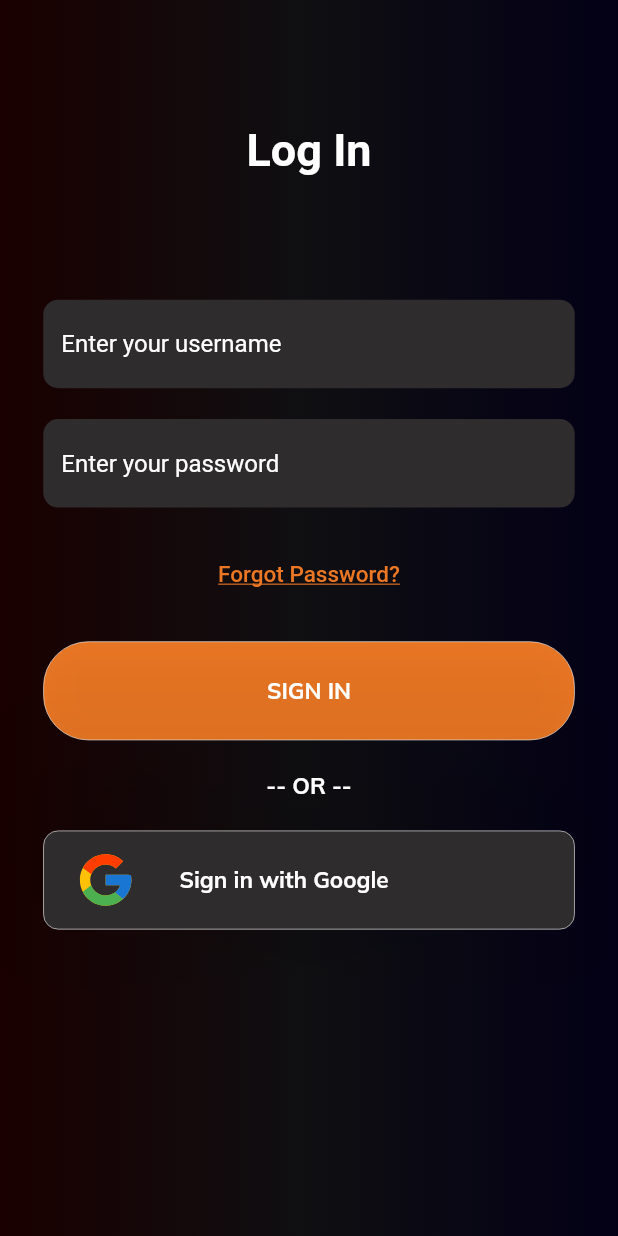
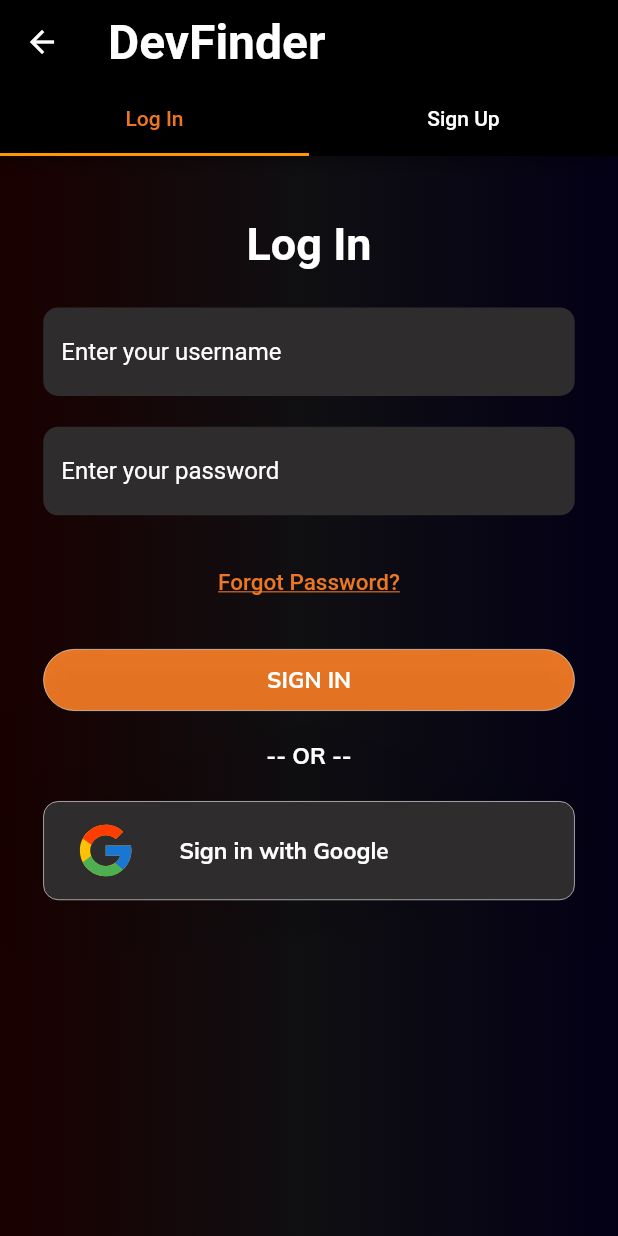
Before and after one commit to NotShrirang/DevFinder-App, a Flutter app: the screen it shows after launch, after a tap on "Get Started", on a phone screen of 412 x 824 dp. Run offline on Flutter 3.47's test engine with Material 2 defaults, Android fonts, the light colour scheme and no system bars; our stand-ins replace animated_text_kit, firebase_auth, flutter_svg, get, get_storage, google_fonts and 5 more; missing offline and left inert: bottom_drawer; accounts and stored records are empty; network calls fail.

Commit message:
feat: add userOnBoarding page

```diff
--- a/lib/main.dart
+++ b/lib/main.dart
@@ -1,4 +1,5 @@
 import 'package:devfinder/const/colorConst.dart';
+import 'package:devfinder/screen/Login/userOnboardingPage.dart';
 import 'package:devfinder/screen/MyProfile/myprofilepage.dart';
 import 'package:devfinder/screen/WelcomePage/welcomePage.dart';
 import 'package:devfinder/screen/Login/loginPage.dart';
@@ -48,6 +49,7 @@ class MyApp extends StatelessWidget {
       routes: {
         '/home': (context) => const MyHomePage(title: 'DevFinder'),
         '/login': (context) => const LoginPage(),
+        '/userOnboarding': (context) => const UserOnboardingPage(),
       },
     );
   }
--- a/lib/screen/HomePage/homePage.dart
+++ b/lib/screen/HomePage/homePage.dart
@@ -2,13 +2,9 @@
 
 import 'package:devfinder/const/colorConst.dart';
 import 'package:devfinder/controller/getStorage.dart';
-import 'package:devfinder/controller/signin.dart';
-import 'package:devfinder/screen/WelcomePage/welcomePage.dart';
 import 'package:devfinder/screen/Developers/developersPage.dart';
 import 'package:devfinder/screen/MyProfile/myprofilepage.dart';
 import 'package:devfinder/screen/ProjectsPage/projectsPage.dart';
-import 'package:devfinder/screen/Login/loginPage.dart';
-import 'package:devfinder/utils/apiCall.dart';
 import 'package:devfinder/widget/containerWidgets.dart';
 import 'package:flutter/material.dart';
 import 'package:get/get.dart';
--- a/lib/screen/Login/loginPage.dart
+++ b/lib/screen/Login/loginPage.dart
@@ -1,16 +1,11 @@
 // ignore_for_file: file_names
 
-import 'package:devfinder/const/apiConst.dart';
-import 'package:devfinder/controller/getStorage.dart';
 import 'package:devfinder/controller/signin.dart';
-import 'package:devfinder/screen/HomePage/homePage.dart';
-import 'package:devfinder/utils/apiCall.dart';
 import 'package:devfinder/widget/containerWidgets.dart';
 import 'package:firebase_auth/firebase_auth.dart';
 import 'package:google_sign_in/google_sign_in.dart';
 import 'package:devfinder/const/colorConst.dart';
 import 'package:devfinder/const/iconConst.dart';
-import 'package:devfinder/screen/WelcomePage/welcomePage.dart';
 import 'package:devfinder/widget/textWidgets.dart';
 import 'package:devfinder/widget/textfieldWidgets.dart';
 import 'package:flutter/material.dart';
@@ -26,12 +21,6 @@ class LoginPage extends StatelessWidget {
   Widget build(BuildContext context) {
     TextEditingController usernameController = TextEditingController();
     TextEditingController passwordController = TextEditingController();
-
-    @override
-    void dispose() {
-      usernameController.dispose();
-      passwordController.dispose();
-    }
 
     GoogleSignIn googleSignIn = GoogleSignIn(
         clientId:
@@ -64,7 +53,7 @@ class LoginPage extends StatelessWidget {
           child: ListView(
         children: [
           SizedBox(
-            height: Get.height * 0.1,
+            height: Get.height * 0.05,
           ),
           TitleText(
             text: 'Log In',
@@ -73,7 +62,7 @@ class LoginPage extends StatelessWidget {
             color: ColorsConst.white,
           ),
           SizedBox(
-            height: Get.height * 0.1,
+            height: Get.height * 0.03,
           ),
           Padding(
             padding:
@@ -122,7 +111,7 @@ class LoginPage extends StatelessWidget {
                 EdgeInsets.fromLTRB(Get.width * 0.07, 0, Get.width * 0.07, 0),
             child: Container(
               width: Get.width * 0.6,
-              height: Get.height * 0.08,
+              height: Get.height * 0.05,
               decoration: BoxDecoration(
                 border:
                     Border.all(color: HexColor(ColorsConst.white), width: 0.4),
--- /dev/null
+++ b/lib/screen/Login/userOnboardingPage.dart
@@ -0,0 +1,61 @@
+// ignore_for_file: file_names
+
+import 'package:devfinder/const/colorConst.dart';
+import 'package:devfinder/screen/Login/loginPage.dart';
+import 'package:devfinder/screen/Login/regristration.dart';
+import 'package:devfinder/widget/textWidgets.dart';
+import 'package:flutter/material.dart';
+import 'package:hexcolor/hexcolor.dart';
+
+class UserOnboardingPage extends StatefulWidget {
+  const UserOnboardingPage({super.key});
+
+  @override
+  State<UserOnboardingPage> createState() => _UserOnboardingPageState();
+}
+
+class _UserOnboardingPageState extends State<UserOnboardingPage> {
+  @override
+  Widget build(BuildContext context) {
+    return Scaffold(
+      body: DefaultTabController(
+        initialIndex: 0,
+        length: 2,
+        child: Scaffold(
+          appBar: AppBar(
+            title: TitleText(
+              text: "DevFinder",
+              color: ColorsConst.white,
+              fontSize: 32,
+              fontWeight: FontWeight.bold,
+            ),
+            backgroundColor: Colors.black,
+            foregroundColor: HexColor(ColorsConst.white),
+            bottom: TabBar(
+              unselectedLabelColor: HexColor(ColorsConst.white),
+              labelColor: HexColor(ColorsConst.orange),
+              tabs: const <Widget>[
+                Tab(
+                  text: "Log In",
+                ),
+                Tab(
+                  text: "Sign Up",
+                ),
+              ],
+            ),
+          ),
+          body: const TabBarView(
+            children: <Widget>[
+              Center(
+                child: LoginPage(),
+              ),
+              Center(
+                child: RegistrationPage(),
+              ),
+            ],
+          ),
+        ),
+      ),
+    );
+  }
+}
--- a/lib/screen/WelcomePage/welcomePage.dart
+++ b/lib/screen/WelcomePage/welcomePage.dart
@@ -90,7 +90,7 @@ class WelcomePage extends StatelessWidget {
                       HexColor(ColorsConst.orange)),
                 ),
                 onPressed: () {
-                  Get.toNamed('/login');
+                  Get.toNamed('/userOnboarding');
                 },
                 child: TitleText(
                   text: "Get Started",
--- a/lib/utils/root.dart
+++ b/lib/utils/root.dart
@@ -13,12 +13,11 @@ class Root extends StatelessWidget {
       init: StoreController(),
       initState: (_) {},
       builder: (_) {
-        // print(_.isLogin);
         return _.isLogin == true
-            ? MyHomePage(
+            ? const MyHomePage(
                 title: 'DevFinder',
               )
-            : WelcomePage();
+            : const WelcomePage();
       },
     );
   }
```
Also changed, not shown: lib/controller/signin.dart (+5 -12 lines), lib/screen/Login/regristration.dart (added, +217 -0 lines), lib/screen/ProjectsPage/IndividualProjectPage/individualProjectPage.dart (+3 -4 lines), 1 other file.
